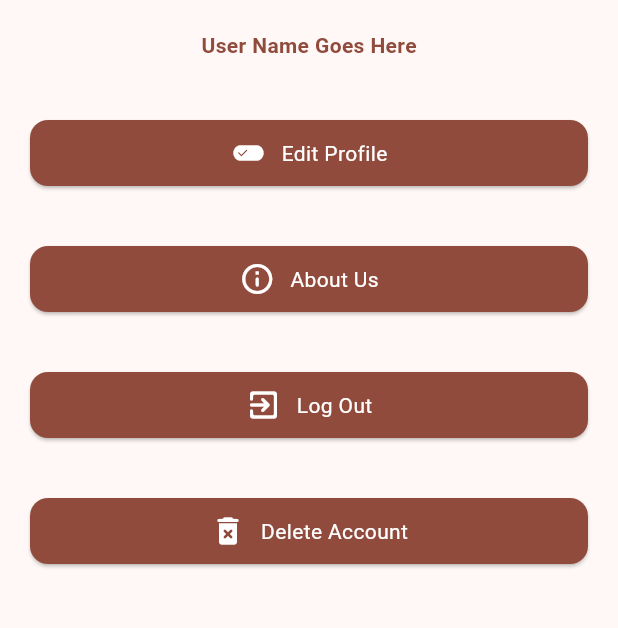
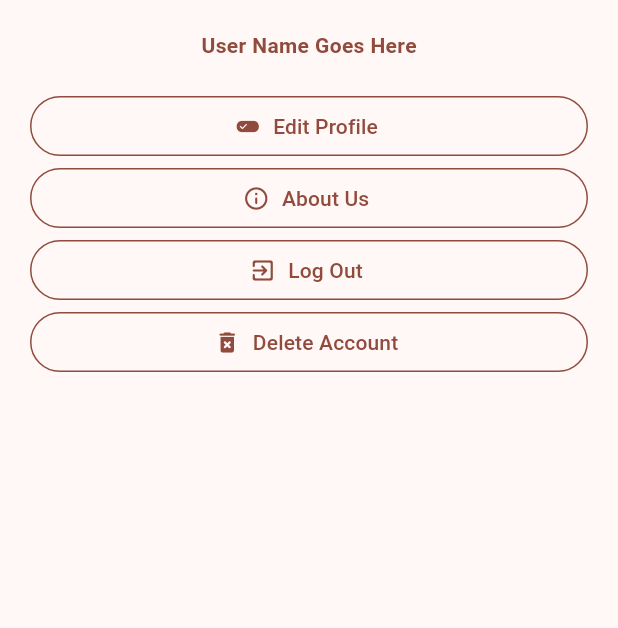
Before and after one commit to MichaelDoh1994/my_business_app, a Flutter app: the SettingsScreen screen opened directly, on a phone screen of 412 x 824 dp, the part 315-943 px from its top. Run offline on Flutter 3.47's test engine with Material 2 defaults, Android fonts, the phone set to English and light mode, and no system bars; our stand-ins replace cloud_firestore, firebase_auth, firebase_core; accounts and stored records are empty.

Commit message:
redesign, new screens added

```diff
--- a/lib/main.dart
+++ b/lib/main.dart
@@ -24,6 +24,7 @@ class MyApp extends StatelessWidget {
   Widget build(BuildContext context) {
     return MaterialApp(
       title: 'Business App',
+      debugShowCheckedModeBanner: false,
       theme: ThemeData(
         colorScheme: ColorScheme.fromSeed(
           seedColor: const Color.fromARGB(255, 73, 48, 43),
--- a/lib/screens/appointment_page.dart
+++ b/lib/screens/appointment_page.dart
@@ -5,8 +5,10 @@ class AppointmentScreen extends StatelessWidget {
 
   @override
   Widget build(context) {
-    return const Center(
-      child: Text('Appointment Page!'),
+    return const Scaffold(
+      body: Center(
+        child: Text('Appointment Page!'),
+      ),
     );
   }
 }
--- a/lib/screens/settings.dart
+++ b/lib/screens/settings.dart
@@ -39,29 +39,28 @@ class SettingsScreen extends StatelessWidget {
             Expanded(
               child: ListView.builder(
                 itemCount: settingsItems.length,
-                itemBuilder: (ctx, idx) => Card(
-                  margin: const EdgeInsets.all(20),
-                  color: Theme.of(context).colorScheme.primary,
-                  child: Padding(
-                    padding: const EdgeInsets.symmetric(
-                      vertical: 10,
-                      horizontal: 10,
+                itemBuilder: (context, index) => Padding(
+                  padding: const EdgeInsets.symmetric(
+                    horizontal: 20,
+                  ),
+                  child: TextButton.icon(
+                    onPressed: () {},
+                    icon: Icon(
+                      settingsItems[index]['Icon'],
+                      color: Theme.of(context).colorScheme.primary,
                     ),
-                    child: Row(
-                      mainAxisAlignment: MainAxisAlignment.center,
-                      children: [
-                        Icon(
-                          settingsItems[idx]['Icon'],
-                          color: Colors.white,
+                    label: Text(
+                      settingsItems[index]['Name'],
+                      style: TextStyle(
+                        color: Theme.of(context).colorScheme.primary,
+                      ),
+                    ),
+                    style: ButtonStyle(
+                      side: MaterialStatePropertyAll(
+                        BorderSide(
+                          color: Theme.of(context).colorScheme.primary,
                         ),
-                        const SizedBox(
-                          width: 10,
-                        ),
-                        Text(
-                          settingsItems[idx]['Name'],
-                          style: const TextStyle(color: Colors.white),
-                        ),
-                      ],
+                      ),
                     ),
                   ),
                 ),
--- a/lib/utils/firestore.dart
+++ b/lib/utils/firestore.dart
@@ -3,27 +3,31 @@ import 'package:cloud_firestore/cloud_firestore.dart';
 class User {
   final String? name;
   final String? email;
+  final String? username;
 
   User({
     this.name,
     this.email,
+    this.username,
   });
 
   factory User.fromFirestore(
-    DocumentSnapshot<Map<String, dynamic>> snapshot,
+    DocumentSnapshot<User> snapshot,
     SnapshotOptions? options,
   ) {
     final data = snapshot.data();
     return User(
-      name: data?['name'],
-      email: data?['email'],
+      name: data?.name,
+      email: data?.email,
+      username: data?.username,
     );
   }
 
   Map<String, dynamic> toFirestore() {
     return {
       if (name != null) "name": name,
-      if (email != null) "state": email,
+      if (email != null) "email": email,
+      if (username != null) "email": username,
     };
   }
 }
```
Also changed, not shown: lib/components/appointment_card.dart (+8 -4 lines), lib/components/no_appointment_card.dart (added, +56 -0 lines), lib/components/tabs.dart (+26 -1 lines), lib/screens/edit_profile.dart (added, +21 -0 lines), lib/screens/home_page.dart (+10 -17 lines), 1 other file.
